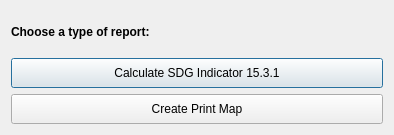
Before: the Qt Designer form LDMP/gui/DlgReporting.ui in ConservationInternational/trends.earth, drawn with Qt 5.
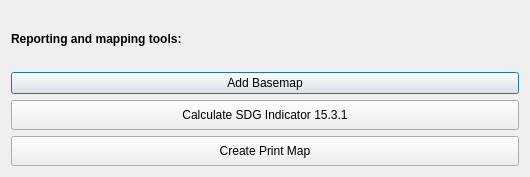
After: the same form once the commit is applied.

Commit message: Connect basemap button to basemap dialog.

Patch:
```diff
--- a/LDMP/gui/DlgReporting.ui
+++ b/LDMP/gui/DlgReporting.ui
@@ -9,8 +9,8 @@
    <rect>
     <x>0</x>
     <y>0</y>
-    <width>394</width>
-    <height>135</height>
+    <width>530</width>
+    <height>177</height>
    </rect>
   </property>
   <property name="sizePolicy">
@@ -32,7 +32,14 @@
       </font>
      </property>
      <property name="text">
-      <string>Choose a type of report:</string>
+      <string>Reporting and mapping tools:</string>
+     </property>
+    </widget>
+   </item>
+   <item>
+    <widget class="QPushButton" name="btn_basemap">
+     <property name="text">
+      <string>Add Basemap</string>
      </property>
     </widget>
    </item>
```
The commit also changes 2 other files.
